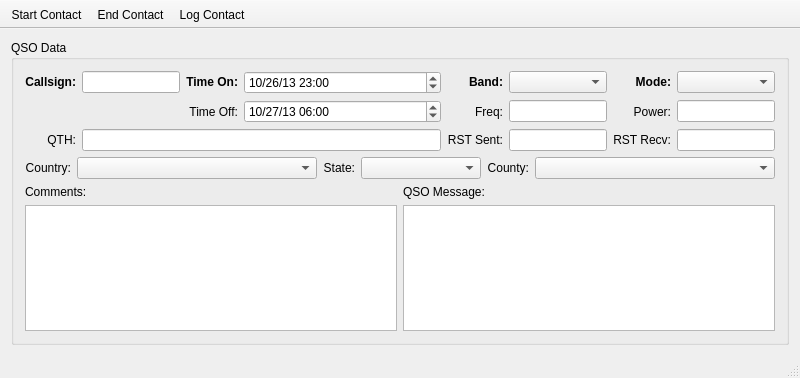
Old version of the form ui/mainlogwindow.ui in the repository gladdware/qhamlog.
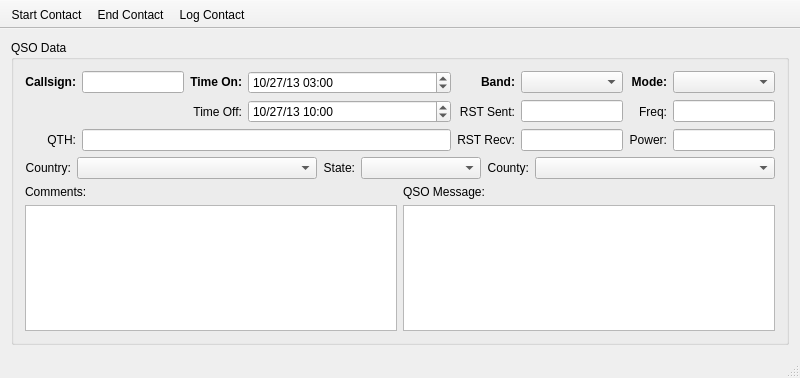
New version of the form.

Commit message: Small UI rearrangement, tab order changes, and new screenshot

What changed in the file:
```diff
--- a/ui/mainlogwindow.ui
+++ b/ui/mainlogwindow.ui
@@ -90,7 +90,7 @@
            </property>
           </widget>
          </item>
-         <item row="1" column="5">
+         <item row="1" column="7">
           <widget class="QLineEdit" name="qsoFreqTxt">
            <property name="toolTip">
             <string>QSO frequency (MHz)</string>
@@ -127,7 +127,7 @@
            </property>
           </widget>
          </item>
-         <item row="1" column="7">
+         <item row="2" column="7">
           <widget class="QLineEdit" name="qsoPowerTxt">
            <property name="toolTip">
             <string>QSO Tx power (Watts)</string>
@@ -147,7 +147,7 @@
            </property>
           </widget>
          </item>
-         <item row="1" column="6">
+         <item row="2" column="6">
           <widget class="QLabel" name="label_7">
            <property name="text">
             <string>Power:</string>
@@ -157,7 +157,7 @@
            </property>
           </widget>
          </item>
-         <item row="1" column="4">
+         <item row="1" column="6">
           <widget class="QLabel" name="label_11">
            <property name="text">
             <string>Freq:</string>
@@ -167,7 +167,7 @@
            </property>
           </widget>
          </item>
-         <item row="2" column="7">
+         <item row="2" column="5">
           <widget class="QLineEdit" name="qsoRstRecvTxt">
            <property name="toolTip">
             <string>Readability/Signal Strength/Tone Received</string>
@@ -180,7 +180,7 @@
            </property>
           </widget>
          </item>
-         <item row="2" column="6">
+         <item row="2" column="4">
           <widget class="QLabel" name="label_9">
            <property name="text">
             <string>RST Recv:</string>
@@ -190,7 +190,7 @@
            </property>
           </widget>
          </item>
-         <item row="2" column="5">
+         <item row="1" column="5">
           <widget class="QLineEdit" name="qsoRstSentTxt">
            <property name="toolTip">
             <string>Readability/Signal Strength/Tone Sent</string>
@@ -203,7 +203,7 @@
            </property>
           </widget>
          </item>
-         <item row="2" column="4">
+         <item row="1" column="4">
           <widget class="QLabel" name="label_8">
            <property name="text">
             <string>RST Sent:</string>
@@ -222,12 +222,12 @@
             <date>
              <year>2013</year>
              <month>10</month>
-             <day>26</day>
+             <day>27</day>
             </date>
            </property>
            <property name="time">
             <time>
-             <hour>23</hour>
+             <hour>3</hour>
              <minute>0</minute>
              <second>0</second>
             </time>
@@ -274,7 +274,7 @@
            </property>
            <property name="time">
             <time>
-             <hour>6</hour>
+             <hour>10</hour>
              <minute>0</minute>
              <second>0</second>
             </time>
```
Left out of the diff: 5 changed lines with no effect on the pictures. The commit also changes 1 other file.
